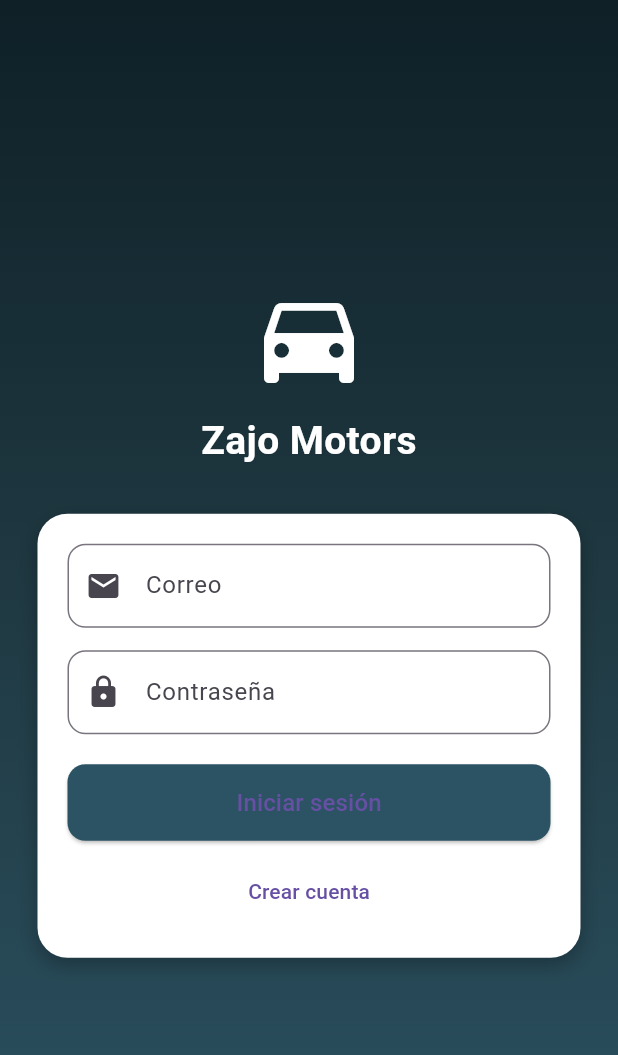
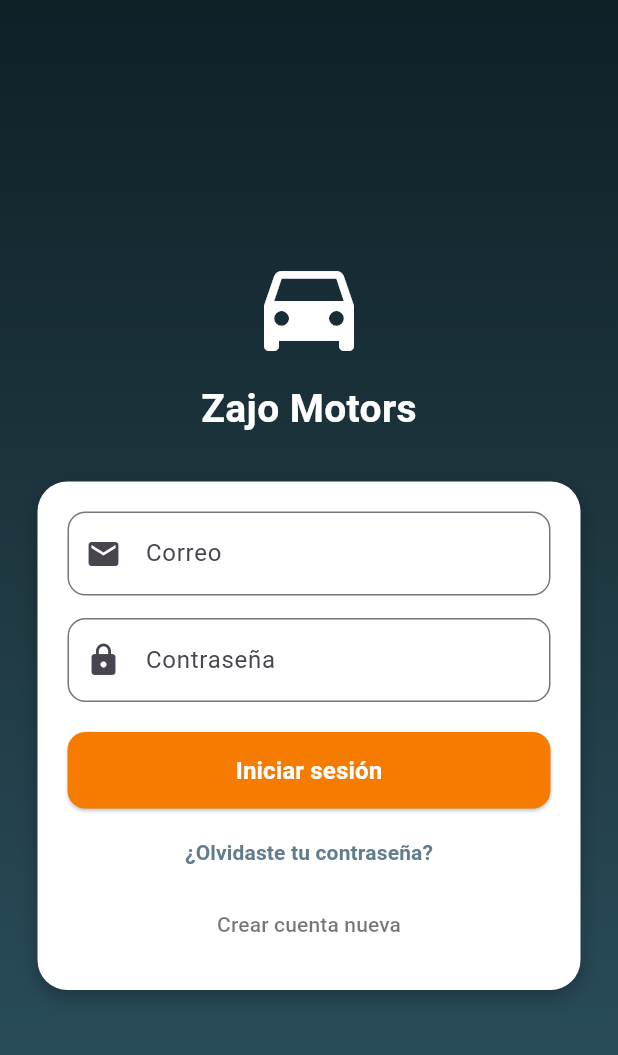
Before and after one commit to HectorAcosta2004/zajomotors, a Flutter app: the screen it shows after launch, on a phone screen of 412 x 824 dp. Shown: the top 1055 px of the screen. Run offline on Flutter 3.47's test engine with Material 3 defaults, Android fonts, the phone set to English and light mode, and no system bars; our stand-ins replace shared_preferences.

Commit message:
reestablecer la constrase;a

```diff
--- a/zajo_motors/lib/main.dart
+++ b/zajo_motors/lib/main.dart
@@ -3,6 +3,7 @@ import 'package:shared_preferences/shared_preferences.dart';
 import 'package:provider/provider.dart';
 import 'package:zajo_motors/providers/cart_provider.dart';
 
+import 'screens/recuperar_password_screen.dart';
 import 'screens/ordenes_tecnico_screen.dart';
 import 'screens/splash_screen.dart';
 import 'screens/login_screen.dart';
@@ -54,7 +55,7 @@ class MyApp extends StatelessWidget {
         "/catalogo_admin": (context) => const CatalogoAdminScreen(),
         "/carrito": (context) => const CarritoScreen(),
         "/servicios": (context) => const ServiciosScreen(),
-
+        "/recuperar_password": (context) => const RecuperarPasswordScreen(),
         "/ordenes_tecnico": (context) => const OrdenesTecnicoScreen(),
         "/notificaciones": (context) => const NotificacionesScreen(),
         "/perfil": (context) => const PerfilScreen(),
--- a/zajo_motors/lib/screens/login_screen.dart
+++ b/zajo_motors/lib/screens/login_screen.dart
@@ -162,16 +162,35 @@ class _LoginScreenState extends State<LoginScreen> {
                             shape: RoundedRectangleBorder(
                               borderRadius: BorderRadius.circular(12),
                             ),
-                            backgroundColor: const Color(0xFF2C5364),
+                            // 🔥 Color llamativo para resaltar el botón
+                            backgroundColor: Colors.orange.shade700,
+                            foregroundColor: Colors.white,
                           ),
                           child: Text(
                             loading ? "Cargando..." : "Iniciar sesión",
-                            style: const TextStyle(fontSize: 16),
+                            style: const TextStyle(
+                              fontSize: 16,
+                              fontWeight: FontWeight.bold,
+                            ),
                           ),
                         ),
                       ),
 
-                      const SizedBox(height: 10),
+                      const SizedBox(height: 5),
+
+                      // 🔥 NUEVO BOTÓN: OLVIDÉ MI CONTRASEÑA
+                      TextButton(
+                        onPressed: () {
+                          Navigator.pushNamed(context, "/recuperar_password");
+                        },
+                        child: const Text(
+                          "¿Olvidaste tu contraseña?",
+                          style: TextStyle(
+                            color: Colors.blueGrey,
+                            fontWeight: FontWeight.bold,
+                          ),
+                        ),
+                      ),
 
                       // REGISTRO
                       TextButton(
@@ -183,7 +202,10 @@ class _LoginScreenState extends State<LoginScreen> {
                             ),
                           );
                         },
-                        child: const Text("Crear cuenta"),
+                        child: const Text(
+                          "Crear cuenta nueva",
+                          style: TextStyle(color: Colors.black54),
+                        ),
                       ),
                     ],
                   ),
```
Also changed, not shown: zajo_motors/lib/screens/recuperar_password_screen.dart (added, +129 -0 lines), zajo_motors/lib/services/api_service.dart (+19 -0 lines), 1 other file.
